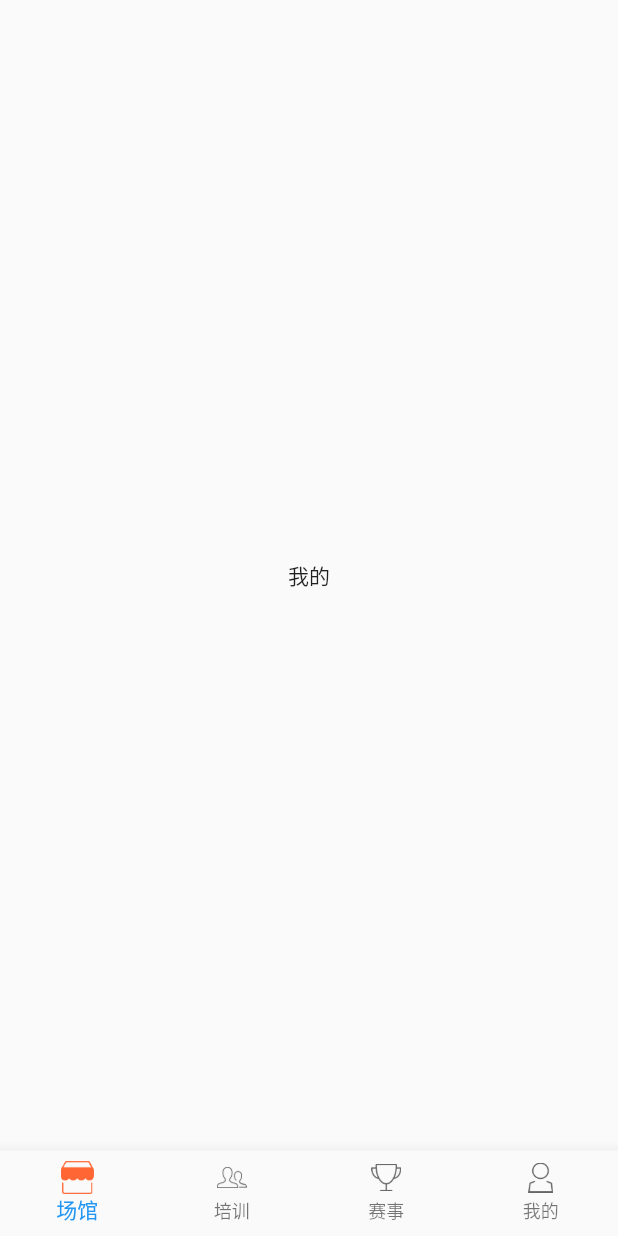
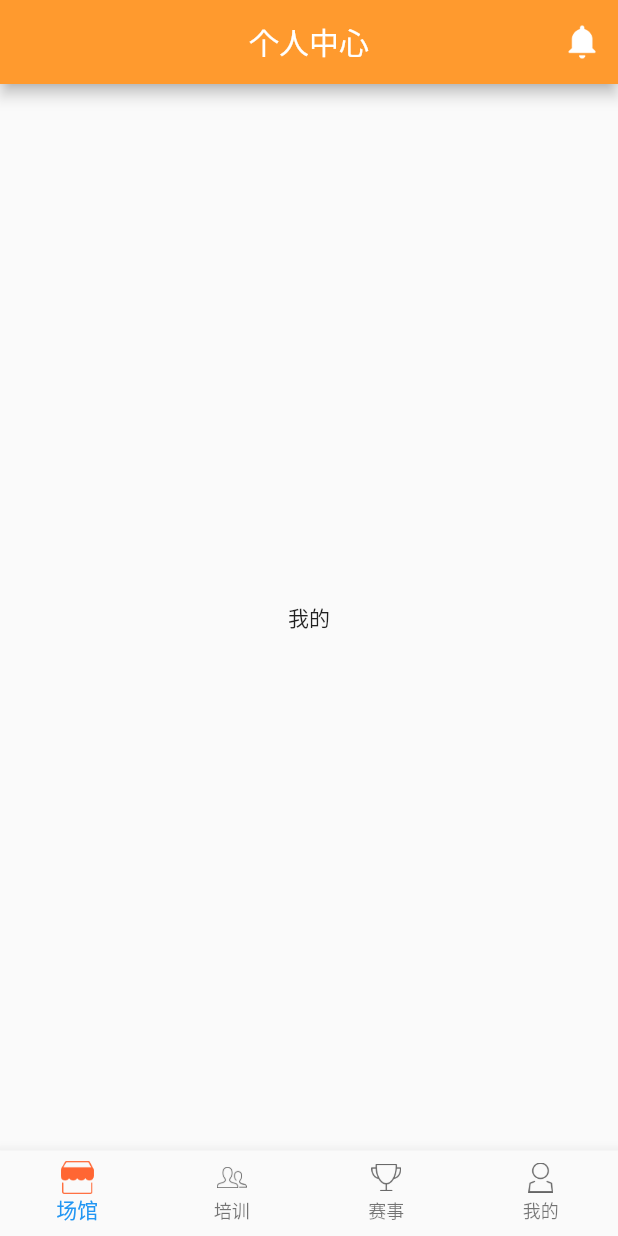
Before and after one commit to fudajie/flutter_woyaoyundong, a Flutter app: the screen it shows after launch, swiped to page 4, on a phone screen of 412 x 824 dp. Run offline on Flutter 3.47's test engine with Material 2 defaults, Android fonts, the phone set to English and light mode, and no system bars.

Commit message:
我的页面

```diff
--- a/lib/pages/MyPage.dart
+++ b/lib/pages/MyPage.dart
@@ -13,6 +13,15 @@ class _MyPage extends State<MyPage> {
   Widget build(BuildContext context) {
     // TODO: implement build
     return Scaffold(
+      appBar: AppBar(
+        title: Text("个人中心",style: TextStyle(color: Colors.white),),
+        centerTitle: true,//标题居中
+        actions: [
+          IconButton(icon: Image.asset('assets/images/ding.png'), onPressed: (){
+            print("消息");
+          })
+        ],
+      ),
       body: Center(
         child: Text('我的'),
       ),
--- a/lib/res/YColors.dart
+++ b/lib/res/YColors.dart
@@ -1,5 +1,5 @@
 import 'package:flutter/material.dart';
 
 class YColors {
-  static const Color colorPrimary = Color(0xffff6a46);
+  static const Color colorPrimary = Color(0xffff9a2e);
 }
--- a/pubspec.yaml
+++ b/pubspec.yaml
@@ -57,6 +57,7 @@ flutter:
     - assets/images/tabBar/tab_train_select.png
     - assets/images/tabBar/tab_match_select.png
     - assets/images/tabBar/tab_my_select.png
+    - assets/images/ding.png
 
   # An image asset can refer to one or more resolution-specific "variants", see
   # https://flutter.dev/assets-and-images/#resolution-aware.
```
Also changed, not shown: lib/pages/LoginPage.dart (added, +13 -0 lines), assets/images/2.0x/ding.png (added), 1 other file.
